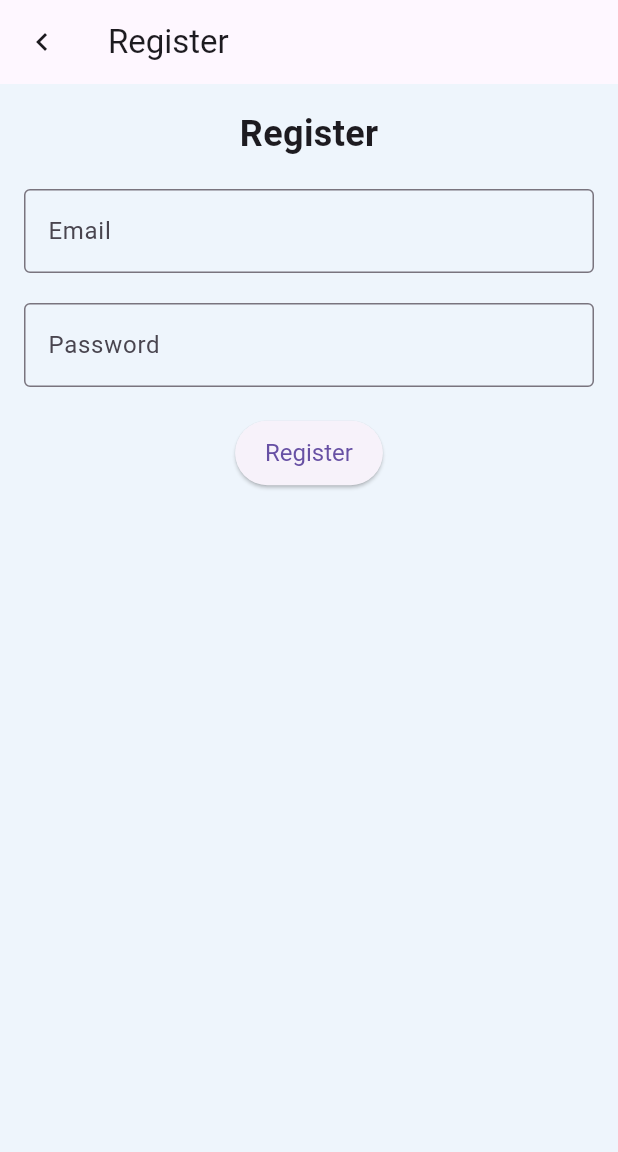
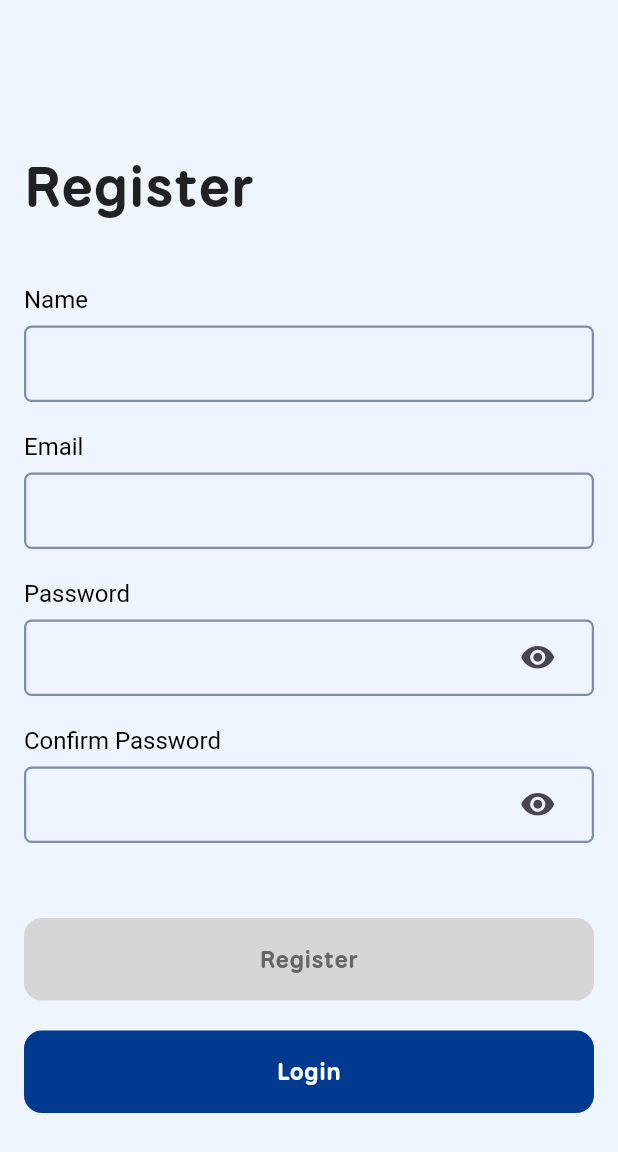
Before and after one commit to fareezj/circle-sync, a Flutter app: the RegisterPage screen opened by its route, on a phone screen of 412 x 824 dp. Shown: the top 1152 px of the screen. Run offline on Flutter 3.47's test engine with Material 3 defaults, Android fonts, the phone set to English and light mode, and no system bars; our stand-ins replace cloud_firestore, dartz, firebase_auth, firebase_core, flutter_map, flutter_riverpod and 11 more; missing offline and left inert: dart:ffi, flutter_foreground_task, onesignal_flutter; accounts and stored records are empty; generated files the repository leaves out were written again; Roboto replaces fonts that are missing (Montserrat).

Commit message:
Update register ui

```diff
--- a/lib/features/authentication/data/models/register_model.dart
+++ b/lib/features/authentication/data/models/register_model.dart
@@ -2,9 +2,12 @@ class RegisterPageModel {
   final bool isLoading;
   final bool isPasswordObscure;
   final bool isConfirmPasswordObscure;
+  final bool allFieldPassed;
   final String email;
+  final String name;
   final String password;
   final String confirmPassword;
+  final String nameError;
   final String emailError;
   final String passwordError;
   final String confirmPasswordError;
@@ -13,9 +16,12 @@ class RegisterPageModel {
     required this.isLoading,
     required this.isPasswordObscure,
     required this.isConfirmPasswordObscure,
+    required this.allFieldPassed,
     required this.email,
+    required this.name,
     required this.password,
     required this.confirmPassword,
+    required this.nameError,
     required this.emailError,
     required this.passwordError,
     required this.confirmPasswordError,
@@ -25,9 +31,12 @@ class RegisterPageModel {
       : isLoading = false,
         isPasswordObscure = true,
         isConfirmPasswordObscure = true,
+        allFieldPassed = false,
         email = '',
+        name = '',
         password = '',
         confirmPassword = '',
+        nameError = '',
         emailError = '',
         passwordError = '',
         confirmPasswordError = '';
@@ -36,9 +45,12 @@ class RegisterPageModel {
     bool? isLoading,
     bool? isPasswordObscure,
     bool? isConfirmPasswordObscure,
+    bool? allFieldPassed,
     String? email,
+    String? name,
     String? password,
     String? confirmPassword,
+    String? nameError,
     String? emailError,
     String? passwordError,
     String? confirmPasswordError,
@@ -48,9 +60,12 @@ class RegisterPageModel {
       isPasswordObscure: isPasswordObscure ?? this.isPasswordObscure,
       isConfirmPasswordObscure:
           isConfirmPasswordObscure ?? this.isConfirmPasswordObscure,
+      allFieldPassed: allFieldPassed ?? this.allFieldPassed,
       email: email ?? this.email,
+      name: name ?? this.name,
       password: password ?? this.password,
       confirmPassword: confirmPassword ?? this.confirmPassword,
+      nameError: nameError ?? this.nameError,
       emailError: emailError ?? this.emailError,
       passwordError: passwordError ?? this.passwordError,
       confirmPasswordError: confirmPasswordError ?? this.confirmPasswordError,
--- a/lib/features/authentication/presentation/pages/register_page.dart
+++ b/lib/features/authentication/presentation/pages/register_page.dart
@@ -1,131 +1,128 @@
+import 'package:circle_sync/features/authentication/presentation/providers/register_providers.dart';
+import 'package:circle_sync/providers/app_configs/app_configs_provider.dart';
+import 'package:circle_sync/widgets/confirm_button.dart';
+import 'package:circle_sync/widgets/custom_input.dart';
+import 'package:circle_sync/widgets/global_message.dart';
+import 'package:circle_sync/widgets/loading_indicator.dart';
+import 'package:circle_sync/widgets/message_overlay.dart';
+import 'package:circle_sync/widgets/text_widgets.dart';
 import 'package:flutter/material.dart';
-import 'package:supabase_flutter/supabase_flutter.dart';
+import 'package:flutter_riverpod/flutter_riverpod.dart';
+import '../../../../route_generator.dart';
 
-class RegisterPage extends StatefulWidget {
+class RegisterPage extends ConsumerStatefulWidget {
   const RegisterPage({super.key});
 
   @override
-  State<RegisterPage> createState() => _RegisterPageState();
+  ConsumerState<ConsumerStatefulWidget> createState() => _RegisterPageState();
 }
 
-class _RegisterPageState extends State<RegisterPage> {
-  final _emailController = TextEditingController();
-  final _passwordController = TextEditingController();
-  String? _errorMessage;
-  bool _isLoading = false;
-
-  SupabaseClient get supabase => Supabase.instance.client;
-
-  Future<void> _register() async {
-    setState(() {
-      _errorMessage = null;
-      _isLoading = true;
-    });
-
-    final email = _emailController.text.trim();
-    final password = _passwordController.text;
-
-    // 1) Sign up with Supabase Auth
-    final authRes = await supabase.auth.signUp(
-      email: email,
-      password: password,
-    );
-    // if (authRes.error != null || authRes.user == null) {
-    //   setState(() {
-    //     _errorMessage = authRes.error?.message ?? 'Signup failed';
-    //     _isLoading    = false;
-    //   });
-    //   return;
-    // }
-    final userId = authRes.user!.id;
-
-    // 2) Insert into 'users' table WITHOUT .execute()
-    final insertRes = await supabase.from('users').insert({
-      'user_id': userId,
-      'email': email,
-      'name': email,
-    })
-        // .select() is optional if you need the row back:
-        .select(); // returns List<Map<String,dynamic>> :contentReference[oaicite:2]{index=2}
-
-    // if (insertRes.error != null) {
-    //   setState(() {
-    //     _errorMessage = insertRes.error!.message;
-    //     _isLoading    = false;
-    //   });
-    //   return;
-    // }
-
-    // 3) On success, navigate away
-    setState(() => _isLoading = false);
-    Navigator.of(context).pushReplacementNamed('/home');
-  }
-
+class _RegisterPageState extends ConsumerState<RegisterPage> {
   @override
   Widget build(BuildContext context) {
+    final isLoading = ref.watch(registerNotifierProvider).isLoading;
+    final formState = ref.watch(registerNotifierProvider);
+
     return Scaffold(
-      appBar: AppBar(
-        leading: GestureDetector(
-          onTap: () => Navigator.pop(context),
-          child: Icon(Icons.chevron_left),
-        ),
-        title: Text('Register'),
-      ),
-      body: SafeArea(
+      body: Stack(
+        children: [
+          SafeArea(
             child: Padding(
               padding: const EdgeInsets.all(16),
+              child: SingleChildScrollView(
                 child: Column(
+                  crossAxisAlignment: CrossAxisAlignment.start,
                   children: [
-              Text(
-                'Register',
-                style: TextStyle(
-                  fontSize: 24,
-                  fontWeight: FontWeight.bold,
-                ),
+                    const SizedBox(height: 80),
+                    TextWidgets.mainBold(title: 'Register', fontSize: 38),
+                    const SizedBox(height: 40),
+                    CustomInputWidget(
+                      title: 'Name',
+                      isMandatory: false,
+                      hintText: '',
+                      isError: formState.nameError.isNotEmpty,
+                      errorMessage: formState.nameError,
+                      onChanged: (value) => ref
+                          .read(registerNotifierProvider.notifier)
+                          .updateName(value),
                     ),
                     const SizedBox(height: 20),
-              TextField(
-                controller: _emailController,
-                decoration: InputDecoration(
-                  labelText: 'Email',
-                  border: OutlineInputBorder(),
-                ),
+                    CustomInputWidget(
+                      title: 'Email',
+                      isMandatory: false,
+                      hintText: '',
+                      isError: formState.emailError.isNotEmpty,
+                      errorMessage: formState.emailError,
+                      onChanged: (value) => ref
+                          .read(registerNotifierProvider.notifier)
+                          .updateEmail(value),
                     ),
                     const SizedBox(height: 20),
-              TextField(
-                controller: _passwordController,
-                decoration: InputDecoration(
-                  labelText: 'Password',
-                  border: OutlineInputBorder(),
-                ),
-                obscureText: true,
+                    CustomInputWidget(
+                      title: 'Password',
+                      isMandatory: false,
+                      hintText: '',
+                      isPassword: true,
+                      isError: formState.passwordError.isNotEmpty,
+                      errorMessage: formState.passwordError,
+                      isObscure: formState.isPasswordObscure,
+                      onSetObscure: () => ref
+                          .read(registerNotifierProvider.notifier)
+                          .togglePasswordVisibility(),
+                      onChanged: (value) => ref
+                          .read(registerNotifierProvider.notifier)
+                          .updatePassword(value),
                     ),
                     const SizedBox(height: 20),
-              if (_isLoading)
-                CircularProgressIndicator()
-              else
-                ElevatedButton(
-                  onPressed: _register,
-                  style: ElevatedButton.styleFrom(
-                    padding: EdgeInsets.symmetric(
-                      vertical: 12,
-                      horizontal: 20,
+                    CustomInputWidget(
+                      title: 'Confirm Password',
+                      isMandatory: false,
+                      hintText: '',
+                      isPassword: true,
+                      isError: formState.confirmPasswordError.isNotEmpty,
+                      errorMessage: formState.confirmPasswordError,
+                      isObscure: formState.isConfirmPasswordObscure,
+                      onSetObscure: () => ref
+                          .read(registerNotifierProvider.notifier)
+                          .toggleConfirmPasswordVisibility(),
+                      onChanged: (value) => ref
+                          .read(registerNotifierProvider.notifier)
+                          .updateConfirmPassword(value),
                     ),
-                    textStyle: TextStyle(fontSize: 16),
+                    const SizedBox(height: 50),
+                    ConfirmButton(
+                      isEnabled: formState.allFieldPassed,
+                      onClick: () => ref
+                          .read(registerNotifierProvider.notifier)
+                          .onRegister(ref),
+                      title: 'Register',
                     ),
-                  child: Text('Register'),
+                    const SizedBox(height: 20),
+                    ConfirmButton(
+                      onClick: () => Navigator.pushNamed(
+                          context, RouteGenerator.loginPage),
+                      title: 'Login',
                     ),
-              if (_errorMessage != null) ...[
-                const SizedBox(height: 20),
-                Text(
-                  _errorMessage!,
-                  style: TextStyle(color: Colors.red),
-                ),
-              ],
                   ],
                 ),
               ),
             ),
+          ),
+          SafeArea(
+            child: MessageOverlay(
+              messageProvider: errorMessageNotifier,
+              messageType: MessageType.failed,
+            ),
+          ),
+          SafeArea(
+            child: MessageOverlay(
+              messageProvider: globalMessageNotifier,
+              messageType: MessageType.info,
+            ),
+          ),
+          if (isLoading) LoadingIndicator()
+        ],
+      ),
     );
   }
 }
```
Also changed, not shown: lib/features/authentication/presentation/pages/login_page.dart (+7 -0 lines), lib/features/authentication/presentation/providers/register_providers.dart (+29 -4 lines). Lines whose indentation alone changed are shown as unchanged.
